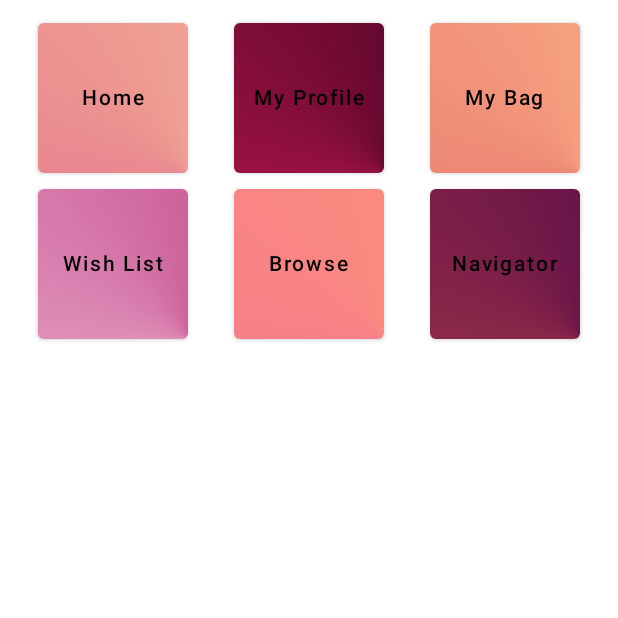
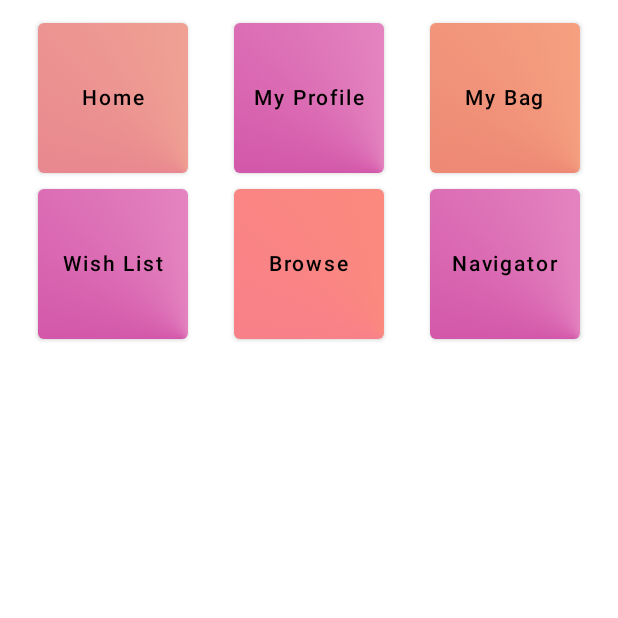
Before and after one commit to anncode1/MyButtonGrid, an Android app built with Jetpack Compose: the screen it shows after launch (MainActivity), on a phone screen of 412 x 824 dp, the top half of it. Run offline under Robolectric (Android 15) with nearby library versions, the phone set to English and light mode, and no system bars.

Commit message:
changing colors and testing CI

```diff
--- a/app/src/main/java/com/anncode/mybuttongrid/MainActivity.kt
+++ b/app/src/main/java/com/anncode/mybuttongrid/MainActivity.kt
@@ -43,7 +43,7 @@ class MainActivity : ComponentActivity() {
         ) { Toast.makeText(this@MainActivity, "Home", Toast.LENGTH_SHORT).show() },
         ButtonDecorator(
             "My Profile",
-            Pair(Color(0xFFE91E63), Color(0xFF33001B))
+            Pair(Color(0xFFB80F87), Color(0xFFF5B1D5))
         ) { Toast.makeText(this@MainActivity, "My Profile", Toast.LENGTH_SHORT).show() },
         ButtonDecorator(
             "My Bag",
@@ -51,7 +51,7 @@ class MainActivity : ComponentActivity() {
         ) { Toast.makeText(this@MainActivity, "My Bag", Toast.LENGTH_SHORT).show() },
         ButtonDecorator(
             "Wish List",
-            Pair(Color(0xFFFBD3E9), Color(0xFFBB377D))
+            Pair(Color(0xFFB80F87), Color(0xFFF5B1D5))
         ) { Toast.makeText(this@MainActivity, "Wish List", Toast.LENGTH_SHORT).show() },
         ButtonDecorator(
             "Browse",
@@ -59,7 +59,7 @@ class MainActivity : ComponentActivity() {
         ) { Toast.makeText(this@MainActivity, "Browse", Toast.LENGTH_SHORT).show() },
         ButtonDecorator(
             "Navigator",
-            Pair(Color(0xFFC04848), Color(0xFF480048))
+            Pair(Color(0xFFB80F87), Color(0xFFF5B1D5))
         ) { Toast.makeText(this@MainActivity, "Navigator", Toast.LENGTH_SHORT).show() }
     )
 }
```
